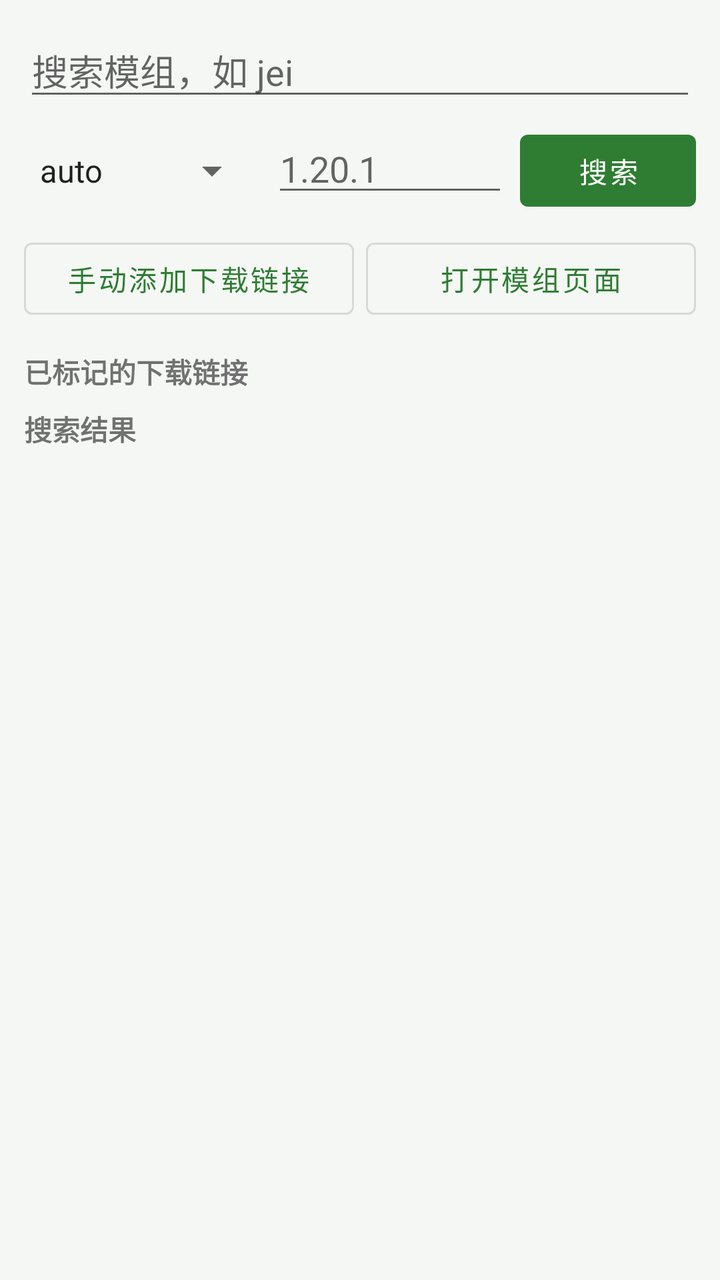
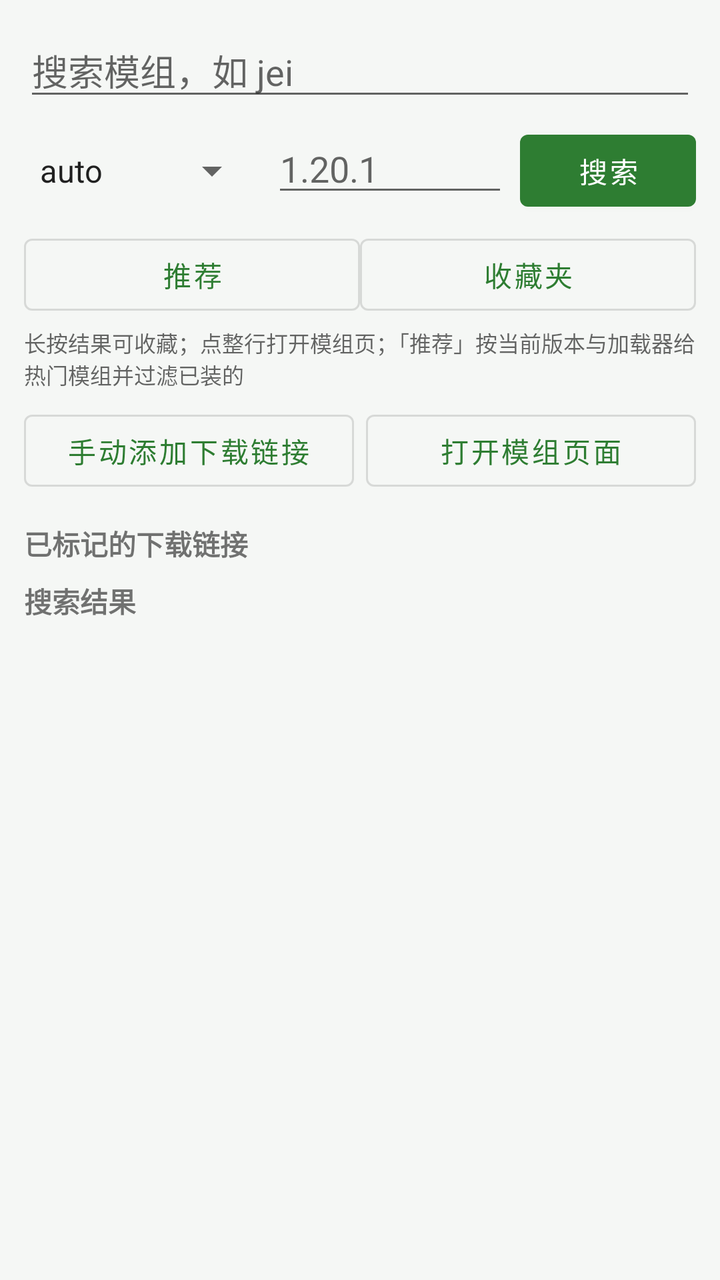

Screens rendered from an Android XML layout before and after an edit, with the pre-edit source and the edit as a unified diff.
<!-- AndroidManifest.xml: application theme Theme.ModMigrator -->
<!-- res/layout/fragment_market.xml -->
<?xml version="1.0" encoding="utf-8"?>
<LinearLayout xmlns:android="http://schemas.android.com/apk/res/android"
    android:layout_width="match_parent"
    android:layout_height="match_parent"
    android:orientation="vertical"
    android:padding="12dp">

    <EditText
        android:id="@+id/etQuery"
        android:layout_width="match_parent"
        android:layout_height="wrap_content"
        android:hint="@string/hint_query"
        android:imeOptions="actionSearch"
        android:inputType="text"
        android:singleLine="true" />

    <LinearLayout
        android:layout_width="match_parent"
        android:layout_height="wrap_content"
        android:layout_marginTop="6dp"
        android:orientation="horizontal">

        <Spinner
            android:id="@+id/spLoader"
            android:layout_width="0dp"
            android:layout_height="wrap_content"
            android:layout_weight="1"
            android:entries="@array/loaders" />

        <EditText
            android:id="@+id/etVersion"
            android:layout_width="0dp"
            android:layout_height="wrap_content"
            android:layout_marginStart="6dp"
            android:layout_weight="1"
            android:hint="1.20.1"
            android:inputType="text"
            android:singleLine="true" />

        <Button
            android:id="@+id/btnSearch"
            android:layout_width="wrap_content"
            android:layout_height="wrap_content"
            android:layout_marginStart="6dp"
            android:text="@string/btn_search" />
    </LinearLayout>

    <LinearLayout
        android:layout_width="match_parent"
        android:layout_height="wrap_content"
        android:layout_marginTop="6dp"
        android:orientation="horizontal">

        <Button
            android:id="@+id/btnAddLink"
            style="@style/Widget.MaterialComponents.Button.OutlinedButton"
            android:layout_width="0dp"
            android:layout_height="wrap_content"
            android:layout_weight="1"
            android:text="@string/btn_add_link" />

        <Button
            android:id="@+id/btnOpenPage"
            style="@style/Widget.MaterialComponents.Button.OutlinedButton"
            android:layout_width="0dp"
            android:layout_height="wrap_content"
            android:layout_marginStart="6dp"
            android:layout_weight="1"
            android:text="@string/btn_open_page" />
    </LinearLayout>

    <TextView
        android:layout_width="wrap_content"
        android:layout_height="wrap_content"
        android:layout_marginTop="12dp"
        android:text="@string/marked_links"
        android:textStyle="bold" />

    <androidx.recyclerview.widget.RecyclerView
        android:id="@+id/rvLinks"
        android:layout_width="match_parent"
        android:layout_height="wrap_content"
        android:layout_marginBottom="8dp"
        android:overScrollMode="never" />

    <TextView
        android:layout_width="wrap_content"
        android:layout_height="wrap_content"
        android:text="@string/search_results"
        android:textStyle="bold" />

    <androidx.recyclerview.widget.RecyclerView
        android:id="@+id/rvMods"
        android:layout_width="match_parent"
        android:layout_height="0dp"
        android:layout_weight="1" />
</LinearLayout>
<!-- resources referenced by this layout -->
<resources>
  <string-array name="loaders">
          <item>auto</item>
          <item>fabric</item>
          <item>forge</item>
          <item>neoforge</item>
          <item>quilt</item>
      </string-array>
  <string name="btn_add_link">手动添加下载链接</string>
  <string name="btn_open_page">打开模组页面</string>
  <string name="btn_search">搜索</string>
  <string name="hint_query">搜索模组，如 jei</string>
  <string name="marked_links">已标记的下载链接</string>
  <string name="search_results">搜索结果</string>
  <style name="Theme.ModMigrator" parent="Theme.MaterialComponents.DayNight.NoActionBar">
          <item name="colorPrimary">@color/primary</item>
          <item name="colorPrimaryDark">@color/primaryDark</item>
          <item name="colorAccent">@color/accent</item>
          <item name="android:windowBackground">@color/bg</item>
          <item name="android:statusBarColor">@color/primaryDark</item>
          <item name="preferenceTheme">@style/PreferenceThemeOverlay</item>
      </style>
  <color name="primary">#FF2E7D32</color>
  <color name="primaryDark">#FF1B5E20</color>
  <color name="accent">#FF66BB6A</color>
  <color name="bg">#FFF5F7F5</color>
</resources>

<!-- the commit's change to res/layout/fragment_market.xml (unified diff, before → after) -->
@@ -44,6 +44,37 @@
             android:layout_marginStart="6dp"
             android:text="@string/btn_search" />
     </LinearLayout>
+
+    <LinearLayout
+        android:layout_width="match_parent"
+        android:layout_height="wrap_content"
+        android:layout_marginTop="4dp"
+        android:orientation="horizontal">
+
+        <Button
+            android:id="@+id/btnRecommend"
+            style="@style/Widget.MaterialComponents.Button.OutlinedButton"
+            android:layout_width="0dp"
+            android:layout_height="wrap_content"
+            android:layout_weight="1"
+            android:text="@string/btn_recommend" />
+
+        <Button
+            android:id="@+id/btnFavorites"
+            style="@style/Widget.MaterialComponents.Button.OutlinedButton"
+            android:layout_width="0dp"
+            android:layout_height="wrap_content"
+            android:layout_weight="1"
+            android:text="@string/btn_favorites" />
+    </LinearLayout>
+
+    <TextView
+        android:layout_width="match_parent"
+        android:layout_height="wrap_content"
+        android:paddingTop="2dp"
+        android:text="@string/market_tips"
+        android:textColor="@color/textSecondary"
+        android:textSize="11sp" />
 
     <LinearLayout
         android:layout_width="match_parent"
<!-- resource entries referenced after the edit -->
@@ -7,11 +7,15 @@
           <item>neoforge</item>
           <item>quilt</item>
       </string-array>
+  <color name="textSecondary">#99000000</color>
   <string name="btn_add_link">手动添加下载链接</string>
+  <string name="btn_favorites">收藏夹</string>
   <string name="btn_open_page">打开模组页面</string>
+  <string name="btn_recommend">推荐</string>
   <string name="btn_search">搜索</string>
   <string name="hint_query">搜索模组，如 jei</string>
   <string name="marked_links">已标记的下载链接</string>
+  <string name="market_tips">长按结果可收藏；点整行打开模组页；「推荐」按当前版本与加载器给热门模组并过滤已装的</string>
   <string name="search_results">搜索结果</string>
   <style name="Theme.ModMigrator" parent="Theme.MaterialComponents.DayNight.NoActionBar">
           <item name="colorPrimary">@color/primary</item>
